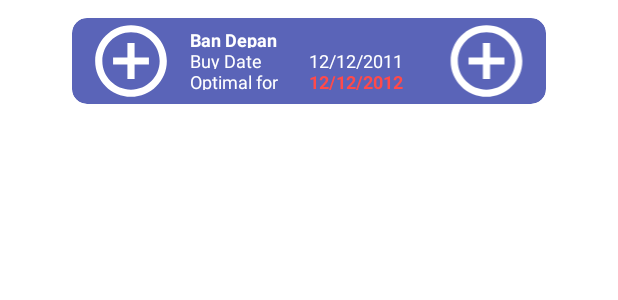
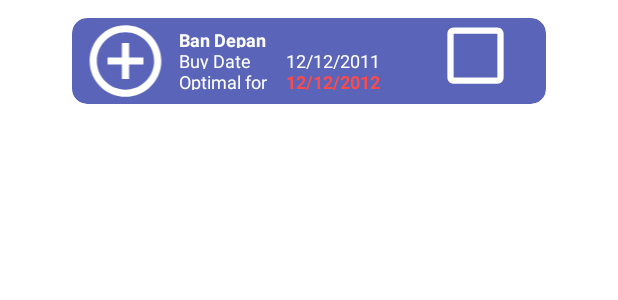
Before and after one commit to Hansendt/rider-map, an Android app: the layout list_reminder.xml on its own in the app's theme, with its tools: preview values and no code run, on a phone screen of 412 x 824 dp. Shown: the top 300 px of the screen. Run offline under Robolectric (Android 15) with nearby library versions, the phone set to English and light mode, and no system bars.

Commit message:
reminder checklist

```diff
--- /dev/null
+++ b/Rider/app/src/main/res/drawable/ic_baseline_check_box_24.xml
@@ -0,0 +1,5 @@
+<vector android:height="24dp" android:tint="#FFFFFF"
+    android:viewportHeight="24" android:viewportWidth="24"
+    android:width="24dp" xmlns:android="http://schemas.android.com/apk/res/android">
+    <path android:fillColor="@android:color/white" android:pathData="M19,3L5,3c-1.11,0 -2,0.9 -2,2v14c0,1.1 0.89,2 2,2h14c1.11,0 2,-0.9 2,-2L21,5c0,-1.1 -0.89,-2 -2,-2zM10,17l-5,-5 1.41,-1.41L10,14.17l7.59,-7.59L19,8l-9,9z"/>
+</vector>
--- /dev/null
+++ b/Rider/app/src/main/res/drawable/ic_baseline_check_box_outline_blank_24.xml
@@ -0,0 +1,5 @@
+<vector android:height="24dp" android:tint="#FFFFFF"
+    android:viewportHeight="24" android:viewportWidth="24"
+    android:width="24dp" xmlns:android="http://schemas.android.com/apk/res/android">
+    <path android:fillColor="@android:color/white" android:pathData="M19,5v14H5V5h14m0,-2H5c-1.1,0 -2,0.9 -2,2v14c0,1.1 0.9,2 2,2h14c1.1,0 2,-0.9 2,-2V5c0,-1.1 -0.9,-2 -2,-2z"/>
+</vector>
--- a/Rider/app/src/main/res/layout/list_reminder.xml
+++ b/Rider/app/src/main/res/layout/list_reminder.xml
@@ -87,11 +87,14 @@
 
                     </LinearLayout>
                     <ImageView
+                        android:id="@+id/reminderDelete"
                         android:layout_width="0dp"
-                        android:layout_height="match_parent"
-                        android:layout_weight="1"
-                        android:src="@drawable/ic_baseline_add_circle_outline_24"
-                        android:layout_gravity="center"/>
+                        android:layout_height="50dp"
+                        android:layout_marginLeft="30dp"
+                        android:layout_weight="0.7"
+                        android:src="@drawable/ic_baseline_check_box_outline_blank_24"
+                        android:layout_gravity="right"
+                        android:onClick="markAsDone"/>
             </LinearLayout>
         </androidx.cardview.widget.CardView>
 
```
Also changed, not shown: Rider/app/src/main/java/id/ac/umn/rider/ReminderAdapter.java (+40 -1 lines).
